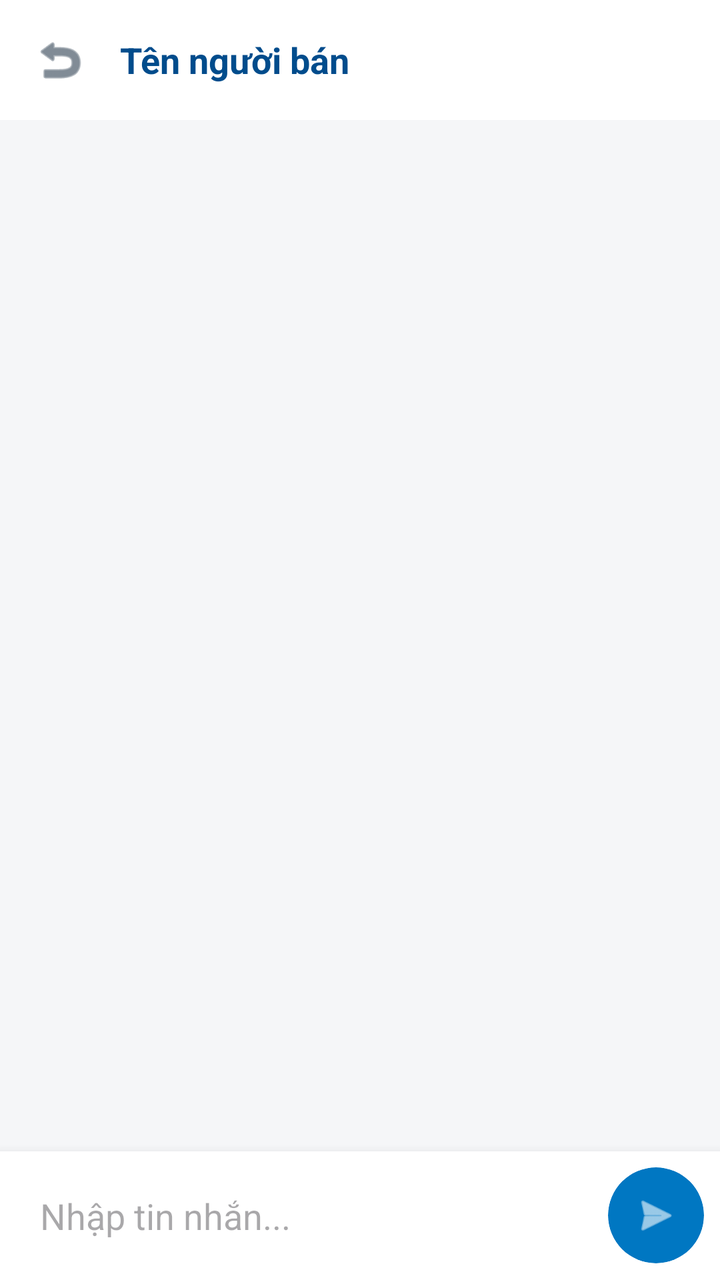
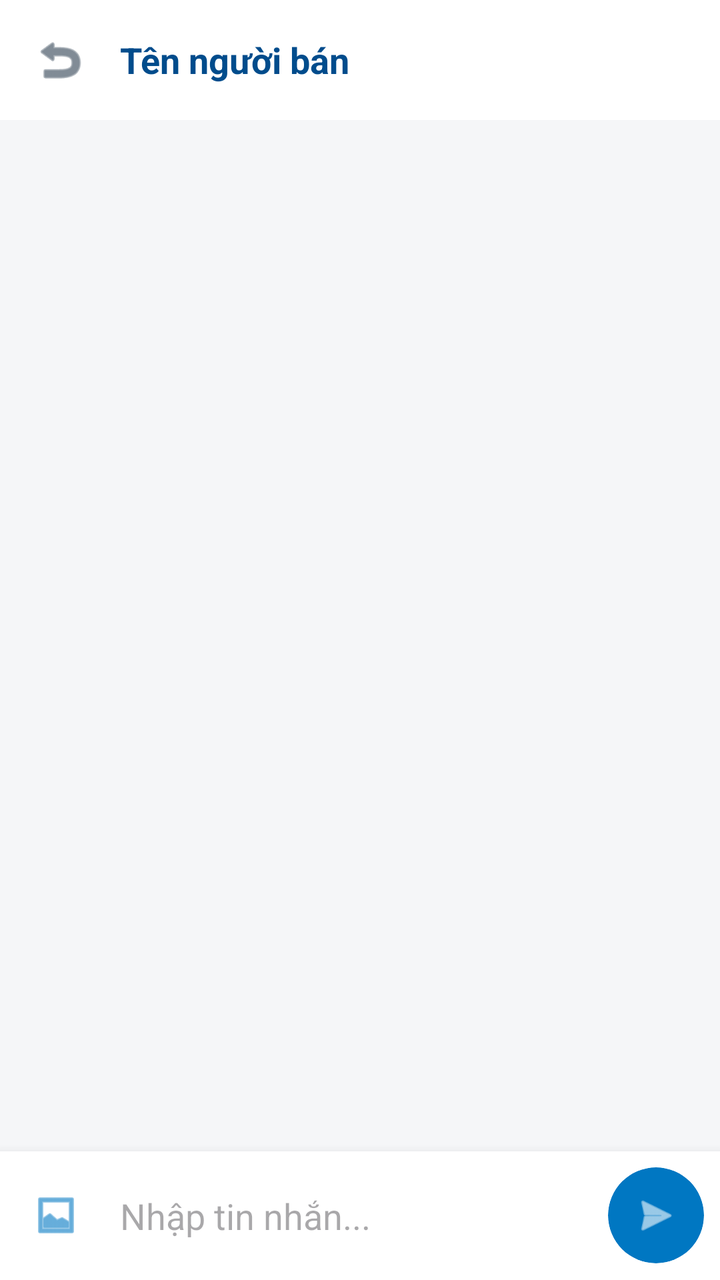

An Android layout rendered at two revisions. The XML below is the earlier revision; the diff shows what the commit changed to produce the second picture.
<!-- AndroidManifest.xml: application theme Theme.Marketplace -->
<!-- res/layout/activity_chat.xml -->
<?xml version="1.0" encoding="utf-8"?>
<androidx.constraintlayout.widget.ConstraintLayout
    xmlns:android="http://schemas.android.com/apk/res/android"
    xmlns:app="http://schemas.android.com/apk/res-auto"
    android:layout_width="match_parent"
    android:layout_height="match_parent"
    android:background="#F5F6F8">

    
    <com.google.android.material.appbar.AppBarLayout
        android:id="@+id/appBarLayout"
        android:layout_width="match_parent"
        android:layout_height="wrap_content"
        android:background="@color/white"
        app:elevation="4dp"
        app:layout_constraintTop_toTopOf="parent">

        <RelativeLayout
            android:layout_width="match_parent"
            android:layout_height="wrap_content"
            android:padding="16dp">

            <ImageView
                android:id="@+id/btnBack"
                android:layout_width="28dp"
                android:layout_height="28dp"
                android:layout_centerVertical="true"
                android:src="@android:drawable/ic_menu_revert"
                app:tint="@color/text_primary" />

            <TextView
                android:id="@+id/tvChatPartnerName"
                android:layout_width="wrap_content"
                android:layout_height="wrap_content"
                android:layout_centerVertical="true"
                android:layout_marginStart="16dp"
                android:layout_toEndOf="@id/btnBack"
                android:text="Tên người bán"
                android:textColor="@color/ocean_blue_dark"
                android:textSize="18sp"
                android:textStyle="bold" />
        </RelativeLayout>
    </com.google.android.material.appbar.AppBarLayout>

    
    <androidx.recyclerview.widget.RecyclerView
        android:id="@+id/rvMessages"
        android:layout_width="match_parent"
        android:layout_height="0dp"
        android:paddingVertical="16dp"
        android:clipToPadding="false"
        app:layout_constraintBottom_toTopOf="@id/layoutInput"
        app:layout_constraintTop_toBottomOf="@id/appBarLayout" />

    
    <LinearLayout
        android:id="@+id/layoutInput"
        android:layout_width="match_parent"
        android:layout_height="wrap_content"
        android:background="@color/white"
        android:elevation="8dp"
        android:gravity="center_vertical"
        android:orientation="horizontal"
        android:padding="8dp"
        app:layout_constraintBottom_toBottomOf="parent">

        <com.google.android.material.textfield.TextInputEditText
            android:id="@+id/edtMessage"
            android:layout_width="0dp"
            android:layout_height="wrap_content"
            android:layout_weight="1"
            android:background="@null"
            android:hint="Nhập tin nhắn..."
            android:maxLines="3"
            android:padding="12dp"
            android:textColor="@color/text_primary" />

        
        <com.google.android.material.card.MaterialCardView
            android:id="@+id/btnSend"
            android:layout_width="48dp"
            android:layout_height="48dp"
            app:cardBackgroundColor="@color/ocean_blue_primary"
            app:cardCornerRadius="24dp"
            app:strokeWidth="0dp">

            <ImageView
                android:layout_width="24dp"
                android:layout_height="24dp"
                android:layout_gravity="center"
                android:src="@android:drawable/ic_menu_send"
                app:tint="#FFFFFF" />
        </com.google.android.material.card.MaterialCardView>
    </LinearLayout>
</androidx.constraintlayout.widget.ConstraintLayout>
<!-- resources referenced by this layout -->
<resources>
  <color name="ocean_blue_dark">#004C8C</color>
  <color name="ocean_blue_primary">#0077C2</color>
  <color name="text_primary">#2C3E50</color>
  <color name="white">#FFFFFFFF</color>
  <style name="Theme.Marketplace" parent="Base.Theme.Marketplace" />
  <style name="Base.Theme.Marketplace" parent="Theme.Material3.DayNight.NoActionBar">
          
          <item name="colorPrimary">@color/ocean_blue_primary</item>
          <item name="colorOnPrimary">#FFFFFF</item>
          <item name="colorPrimaryContainer">@color/ocean_blue_light</item>
  
          
          <item name="colorSecondary">@color/ocean_blue_dark</item>
          <item name="colorError">#B00020</item>
      </style>
  <color name="ocean_blue_light">#59A5F5</color>
</resources>

<!-- the commit's change to res/layout/activity_chat.xml (unified diff, before → after) -->
@@ -64,6 +64,17 @@
         android:padding="8dp"
         app:layout_constraintBottom_toBottomOf="parent">
 
+        <ImageView
+            android:id="@+id/btnAttachImage"
+            android:layout_width="40dp"
+            android:layout_height="40dp"
+            android:padding="8dp"
+            android:src="@android:drawable/ic_menu_gallery"
+            app:tint="@color/ocean_blue_primary"
+            android:background="?attr/selectableItemBackgroundBorderless"
+            android:clickable="true"
+            android:focusable="true" />
+
         <com.google.android.material.textfield.TextInputEditText
             android:id="@+id/edtMessage"
             android:layout_width="0dp"
